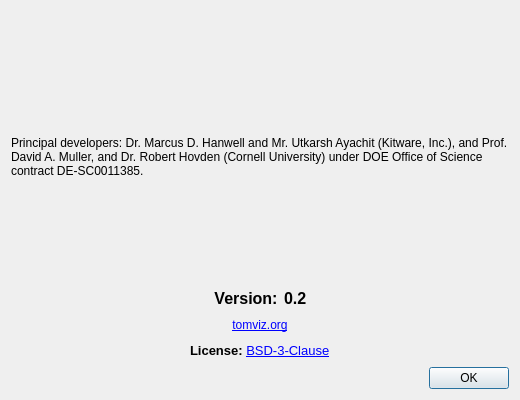
Old version of the form AboutDialog.ui in the repository OpenChemistry/tomviz.
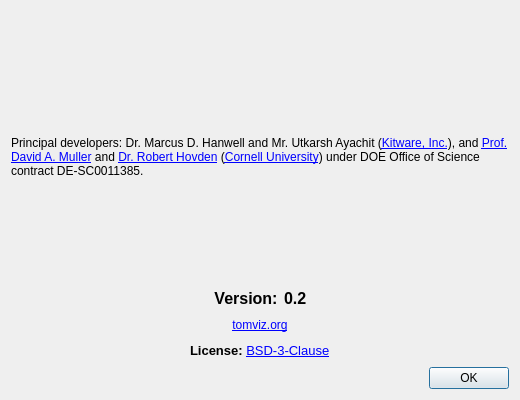
New version of the form. Icons and pictures are not drawn.

Commit message: Added a few links in the text of the about dialog

```diff
--- a/AboutDialog.ui
+++ b/AboutDialog.ui
@@ -40,7 +40,10 @@
    <item>
     <widget class="QLabel" name="label">
      <property name="text">
-      <string>Principal developers: Dr. Marcus D. Hanwell and Mr. Utkarsh Ayachit (Kitware, Inc.), and Prof. David A. Muller, and Dr. Robert Hovden (Cornell University) under DOE Office of Science contract DE-SC0011385.</string>
+      <string>&lt;html&gt;&lt;head/&gt;&lt;body&gt;&lt;p&gt;Principal developers: Dr. Marcus D. Hanwell and Mr. Utkarsh Ayachit (&lt;a href=&quot;http://www.kitware.com/&quot;&gt;Kitware, Inc.&lt;/a&gt;), and &lt;a href=&quot;http://muller.research.engineering.cornell.edu/&quot;&gt;Prof. David A. Muller&lt;/a&gt; and &lt;a href=&quot;http://www.roberthovden.com/&quot;&gt;Dr. Robert Hovden&lt;/a&gt; (&lt;a href=&quot;http://www.cornell.edu/&quot;&gt;Cornell University&lt;/a&gt;) under DOE Office of Science contract DE-SC0011385.&lt;/p&gt;&lt;/body&gt;&lt;/html&gt;</string>
+     </property>
+     <property name="textFormat">
+      <enum>Qt::RichText</enum>
      </property>
      <property name="wordWrap">
       <bool>true</bool>
```
Left out of the diff: 12 changed lines with no effect on the pictures.
